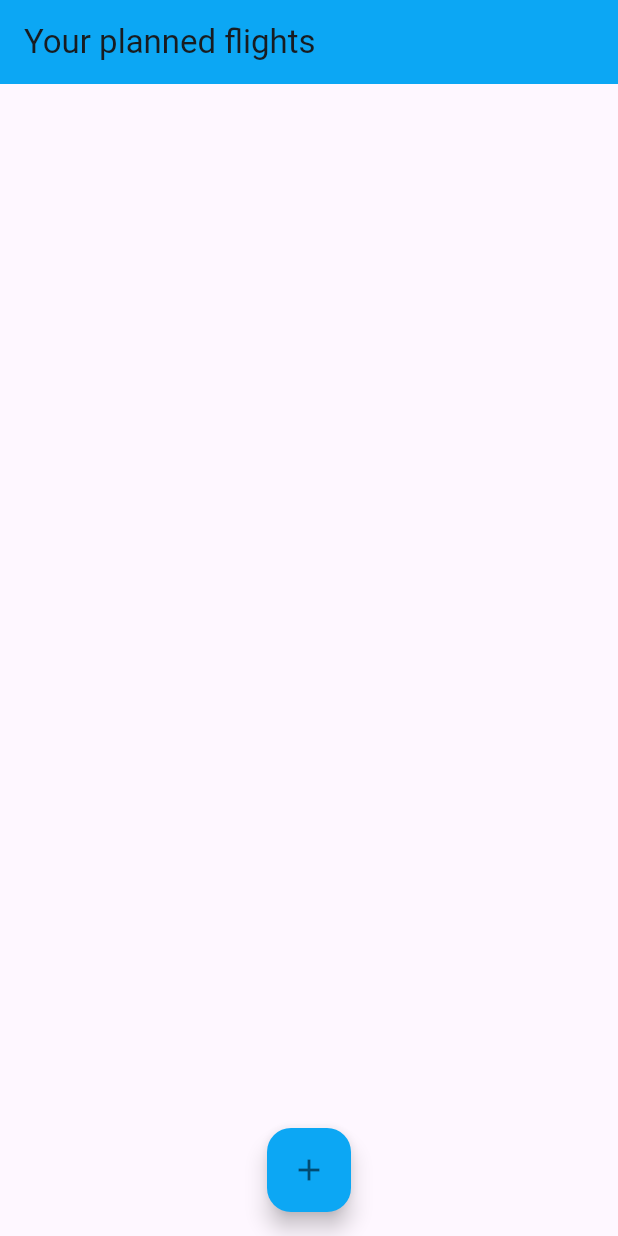
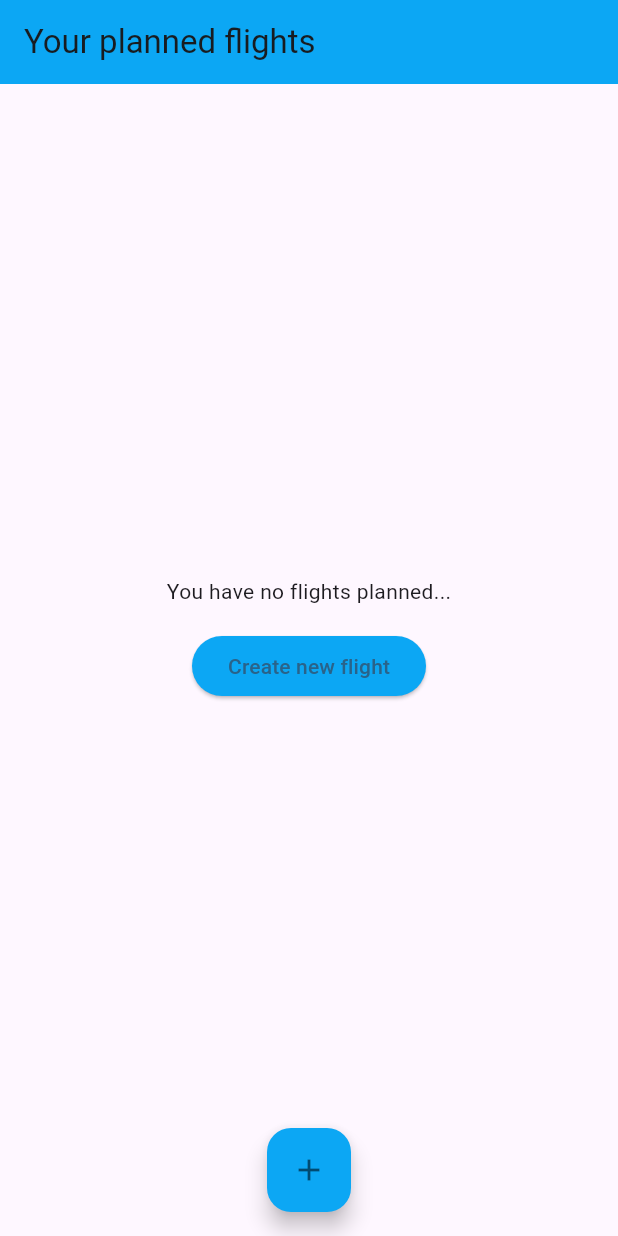
Before and after one commit to Esosek/dronetag_planner, a Flutter app: the FlightScreen widget shown alone on an empty page, opened directly, on a phone screen of 412 x 824 dp. Run offline on Flutter 3.47's test engine with Material 3 defaults, Android fonts, the phone set to English and light mode, and no system bars; our stand-ins replace flutter_riverpod, google_fonts, logger, numberpicker.

Commit message:
Added empty FlightScreen content

```diff
--- a/lib/screens/flight_screen.dart
+++ b/lib/screens/flight_screen.dart
@@ -1,3 +1,4 @@
+import 'package:dronetag_planner/components/ui/custom_elevated_button.dart';
 import 'package:flutter/material.dart';
 import 'package:flutter_riverpod/flutter_riverpod.dart';
 
@@ -13,6 +14,24 @@ class FlightScreen extends ConsumerWidget {
   Widget build(BuildContext context, WidgetRef ref) {
     final flights = ref.watch(flightsProvider);
 
+    final emptyFlightsContent = Center(
+      child: Column(
+        mainAxisSize: MainAxisSize.min,
+        children: [
+          const Text('You have no flights planned...'),
+          const SizedBox(height: 16),
+          CustomElevatedButton(
+            child: const Text('Create new flight'),
+            onPressed: () => Navigator.of(context).push(
+              MaterialPageRoute(
+                builder: (context) => const PlannerScreen(),
+              ),
+            ),
+          ),
+        ],
+      ),
+    );
+
     return ScreenWrapper(
       screenTitle: 'Your planned flights',
       bodyPadding: const EdgeInsets.fromLTRB(12, 12, 12, 40),
@@ -26,10 +45,12 @@ class FlightScreen extends ConsumerWidget {
         ),
       ),
       floatingActionButtonLocation: FloatingActionButtonLocation.centerFloat,
-      body: ListView.builder(
-        itemCount: flights.length,
-        itemBuilder: (context, index) => FlightItem(flights[index]),
-      ),
+      body: flights.isEmpty
+          ? emptyFlightsContent
+          : ListView.builder(
+              itemCount: flights.length,
+              itemBuilder: (context, index) => FlightItem(flights[index]),
+            ),
     );
   }
 }
```
